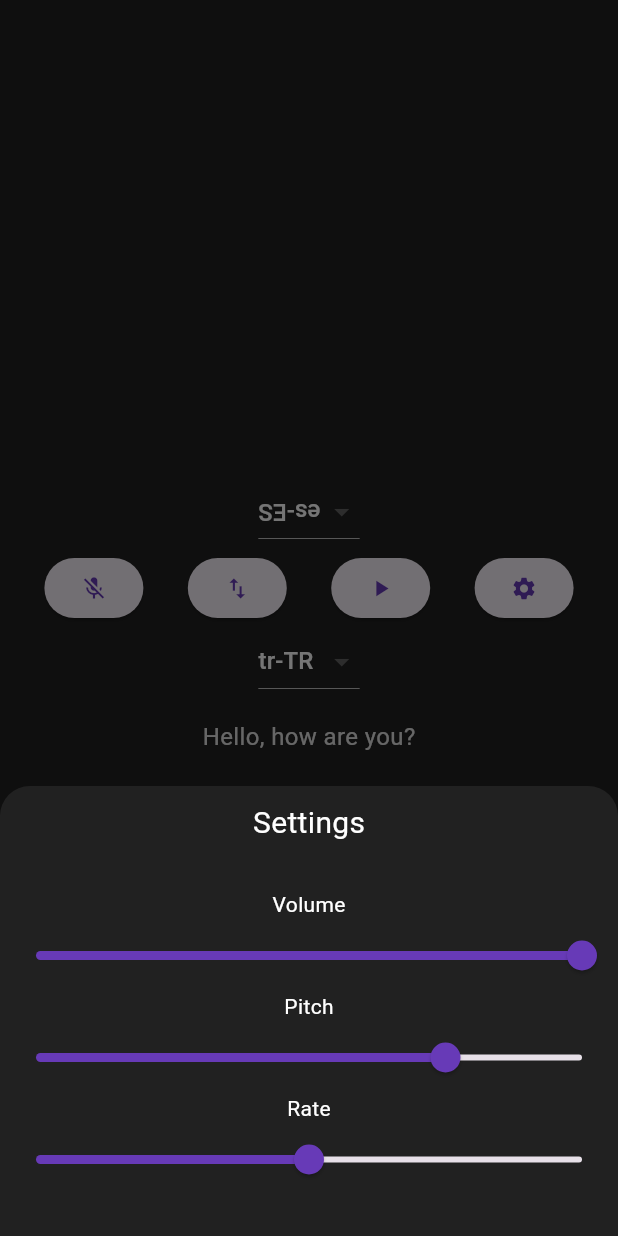
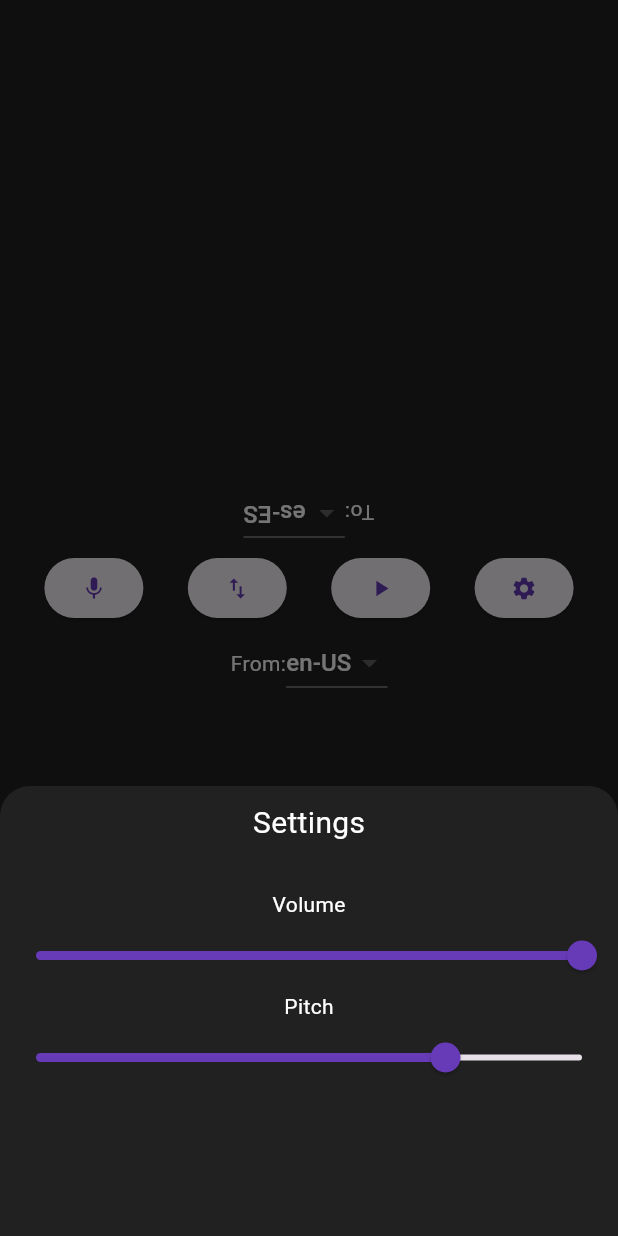
Before and after one commit to OmerFColakel/Graduation-Project-1---Flutter-App, a Flutter app: the screen it shows after launch, after a tap on the "mic off" icon, after a tap on the "settings" icon, on a phone screen of 412 x 824 dp. Run offline on Flutter 3.47's test engine with Material 3 defaults, Android fonts, the phone set to English and light mode, and no system bars; our stand-ins replace flutter_tts; missing offline and left inert: speech_to_text_google_dialog, translator.

Commit message:
Add files via upload

```diff
--- a/lib/main.dart
+++ b/lib/main.dart
@@ -46,20 +46,8 @@ class _NewHomePageState extends State<NewHomePage> {
   // if userMode is true = first user, false = second user
   // first user bottom part of the screen and second user top part of the screen
   bool userMode = true;
-  List<String> firstUserInputs = [
-    'Hello, how are you?',
-    'I am fine, thank you.',
-    'What are you doing?',
-    'I am learning to use Text to Speech.',
-    'That is great.'
-  ];
-  List<String> secondUserInputs = [
-    '¿Hola, cómo estás?',
-    'Estoy bien gracias.',
-    '¿Qué estás haciendo?',
-    'Estoy aprendiendo a utilizar Texto a Voz.',
-    "Eso es genial."
-  ];
+  List<String> firstUserInputs = [];
+  List<String> secondUserInputs = [];
   List<String> translatedFirstUserInputs = [];
   List<String> translatedSecondUserInputs = [];
   List<String> firstUserListView = [];
@@ -78,7 +66,7 @@ class _NewHomePageState extends State<NewHomePage> {
     'de-DE',
     'ru-RU'
   ];
-  String firstUserLanguage = 'tr-TR';
+  String firstUserLanguage = 'en-US';
   String secondUserLanguage = 'es-ES';
   final ScrollController _firstUserScrollController = ScrollController();
   final ScrollController _secondUserScrollController = ScrollController();
@@ -94,12 +82,11 @@ class _NewHomePageState extends State<NewHomePage> {
     initTts();
     _alwaysOnSpeaking();
     translateAll();
-    alwaysOnListening();
   }
 
   void alwaysOnListening() async {
-    while (continueListening) {
-      if (isListening) {
+    if (!isListening) return;
+
     bool isServiceAvailable =
         await SpeechToTextGoogleDialog.getInstance().showGoogleDialog(
       onTextReceived: (data) {
@@ -114,14 +101,13 @@ class _NewHomePageState extends State<NewHomePage> {
             translateSecondUserInput(data, secondUserInputs.length - 1);
           }
         });
+
+        alwaysOnListening();
       },
       locale: userMode ? firstUserLanguage : secondUserLanguage,
     );
 
     if (!isServiceAvailable) {
-          setState(() {
-            isListening = false;
-          });
       ScaffoldMessenger.of(context).showSnackBar(SnackBar(
         content: const Text('Service is not available'),
         backgroundColor: Colors.red,
@@ -132,9 +118,6 @@ class _NewHomePageState extends State<NewHomePage> {
           right: 16,
         ),
       ));
-        }
-      }
-      await Future.delayed(const Duration(seconds: 5));
     }
   }
 
@@ -216,11 +199,6 @@ class _NewHomePageState extends State<NewHomePage> {
   void translateAll() {
     translateAllFirstUserInputs();
     translateAllSecondUserInputs();
-    // print all lists
-    print('First User Inputs: $firstUserInputs');
-    print('Second User Inputs: $secondUserInputs');
-    print('Translated First User Inputs: $translatedFirstUserInputs');
-    print('Translated Second User Inputs: $translatedSecondUserInputs');
     setState(() {
       if (userMode) {
         firstUserListView = firstUserInputs;
@@ -274,6 +252,8 @@ class _NewHomePageState extends State<NewHomePage> {
     Translation translation =
         await translator.translate(input, to: secondUserLanguage.split('-')[0]);
     addTranslatedFirstUserInput(translation.text, index);
+    print("First User Input: $input");
+    print("First User Translation: ${translation.text}");
   }
 
   void translateSecondUserInput(String input, int index) async {
@@ -344,6 +324,9 @@ class _NewHomePageState extends State<NewHomePage> {
                             child: Center(
                               child: Text(
                                 secondUserListView[index],
+                                textAlign: TextAlign.center,
+                                maxLines: 2,
+                                overflow: TextOverflow.ellipsis,
                                 style: TextStyle(
                                   fontSize: 16,
                                   color: (userModeIndex == index)
@@ -362,12 +345,15 @@ class _NewHomePageState extends State<NewHomePage> {
               color: Colors.transparent,
               child: SizedBox(
                 height: heightOfMiddleContainer,
-                child: DropdownButton<String>(
+                child: Row(
+                  mainAxisAlignment: MainAxisAlignment.center,
+                  children: [
+                    DropdownButton<String>(
                       dropdownColor: Colors.grey[800],
                       menuMaxHeight: 300,
                       value: secondUserLanguage,
-                  items:
-                      languages.map<DropdownMenuItem<String>>((String value) {
+                      items: languages
+                          .map<DropdownMenuItem<String>>((String value) {
                         return DropdownMenuItem<String>(
                           value: value,
                           child: Transform.rotate(
@@ -389,6 +375,14 @@ class _NewHomePageState extends State<NewHomePage> {
                         translateAll();
                       },
                     ),
+                    Transform.rotate(
+                        angle: 3.14159,
+                        child: Text(
+                          (userMode) ? 'To:' : 'From:',
+                          style: const TextStyle(color: Colors.white),
+                        )),
+                  ],
+                ),
               ),
             ),
             SizedBox(
@@ -404,6 +398,9 @@ class _NewHomePageState extends State<NewHomePage> {
                       setState(() {
                         isListening = !isListening;
                       });
+                      if (isListening) {
+                        alwaysOnListening();
+                      }
                     },
                     child: Icon((isListening) ? Icons.mic : Icons.mic_off),
                   ),
@@ -496,23 +493,6 @@ class _NewHomePageState extends State<NewHomePage> {
                                             flutterTts.setPitch(value / 100);
                                           },
                                         ),
-                                        const Text(
-                                          'Rate',
-                                          style: TextStyle(color: Colors.white),
-                                        ),
-                                        Slider(
-                                          value: rate.toDouble(),
-                                          min: 0,
-                                          max: 100,
-                                          onChanged: (double value) {
-                                            setState(() {
-                                              rate = value.toInt();
-                                            });
-                                            flutterTts
-                                                .setSpeechRate(value / 100);
-                                            print("Rate: $rate");
-                                          },
-                                        ),
                                       ],
                                     ),
                                   );
@@ -528,12 +508,19 @@ class _NewHomePageState extends State<NewHomePage> {
               color: Colors.transparent,
               child: SizedBox(
                 height: heightOfMiddleContainer,
-                child: DropdownButton<String>(
+                child: Row(
+                  mainAxisAlignment: MainAxisAlignment.center,
+                  children: [
+                    Text(
+                      (userMode) ? 'From:' : 'To:',
+                      style: const TextStyle(color: Colors.white),
+                    ),
+                    DropdownButton<String>(
                       dropdownColor: Colors.grey[800],
                       menuMaxHeight: 300,
                       value: firstUserLanguage,
-                  items:
-                      languages.map<DropdownMenuItem<String>>((String value) {
+                      items: languages
+                          .map<DropdownMenuItem<String>>((String value) {
                         return DropdownMenuItem<String>(
                           value: value,
                           child: Text(value,
@@ -551,6 +538,8 @@ class _NewHomePageState extends State<NewHomePage> {
                         }
                         translateAll();
                       },
+                    ),
+                  ],
                 ),
               ),
             ),
@@ -593,6 +582,9 @@ class _NewHomePageState extends State<NewHomePage> {
                           child: Center(
                             child: Text(
                               firstUserListView[index],
+                              textAlign: TextAlign.center,
+                              maxLines: 2,
+                              overflow: TextOverflow.ellipsis,
                               style: TextStyle(
                                 fontSize: 16,
                                 color: (userModeIndex == index)
```
Lines whose indentation alone changed are shown as unchanged.
